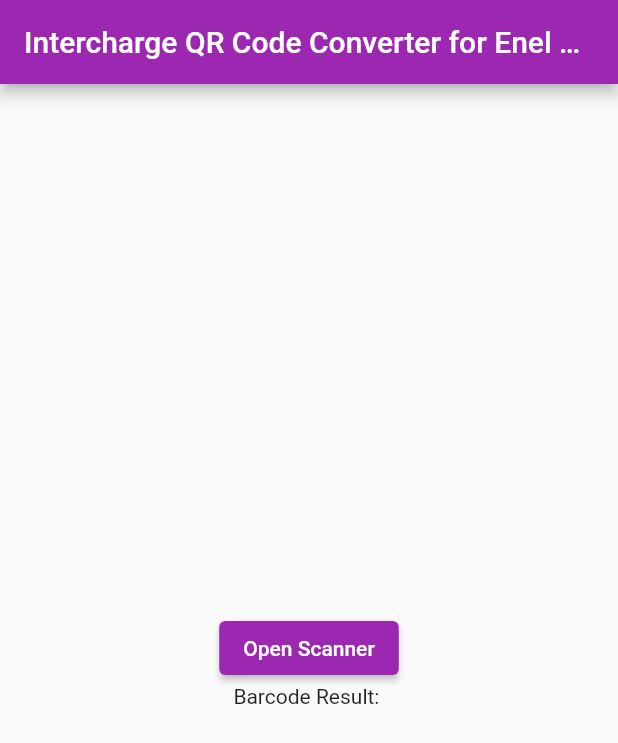
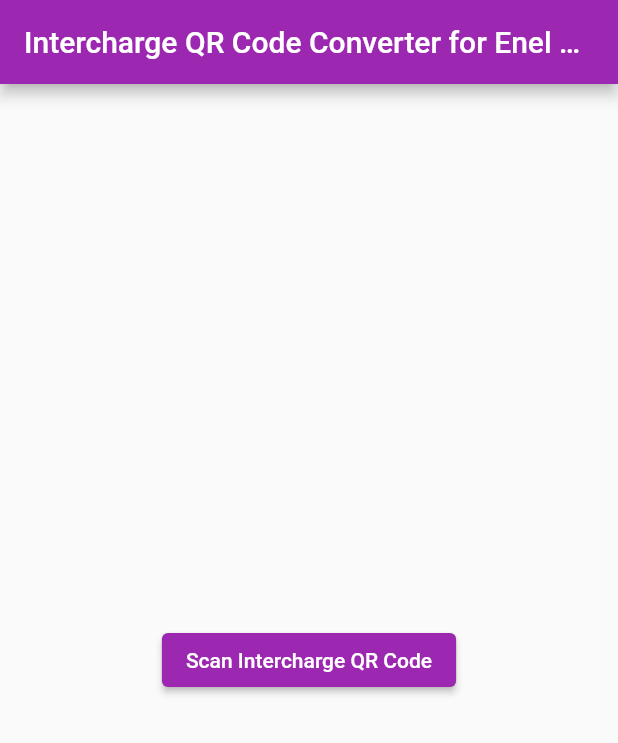
Before and after one commit to Rednox/enelx-intercharge-qrcode, a Flutter app: the screen it shows after launch, on a phone screen of 412 x 824 dp. Shown: the top 743 px of the screen. Run offline on Flutter 3.47's test engine with Material 2 defaults, Android fonts, the phone set to English and light mode, and no system bars; missing offline and left inert: qr_bar_code_scanner_dialog.

Commit message:
Changed qr code library

```diff
--- a/lib/main.dart
+++ b/lib/main.dart
@@ -1,6 +1,6 @@
 import 'package:flutter/material.dart';
 import 'package:flutter/services.dart';
-import 'package:simple_barcode_scanner/simple_barcode_scanner.dart';
+import 'package:qr_bar_code_scanner_dialog/qr_bar_code_scanner_dialog.dart';
 
 void main() {
   runApp(const EnelXInterchargeQrCode());
@@ -51,7 +51,8 @@
 }
 
 class _QRCodeSelectPageState extends State<QRCodeSelectPage> {
-  String result = '';
+  final _qrBarCodeScannerDialogPlugin = QrBarCodeScannerDialog();
+  String? code;
 
   @override
   Widget build(BuildContext context) {
@@ -88,22 +89,19 @@
           mainAxisAlignment: MainAxisAlignment.center,
           children: <Widget>[
             ElevatedButton(
-              onPressed: () async {
-                var res = await Navigator.push(
-                    context,
-                    MaterialPageRoute(
-                      builder: (context) => const SimpleBarcodeScannerPage(),
-                    ));
-                setState(() {
-                  if (res is String) {
-                    result = res;
-                    Clipboard.setData(ClipboardData(text: result));
-                  }
-                });
-              },
-              child: const Text('Open Scanner'),
-            ),
-            Text('Barcode Result: $result'),
+                onPressed: () {
+                  _qrBarCodeScannerDialogPlugin.getScannedQrBarCode(
+                      context: context,
+                      onCode: (code) {
+                        setState(() {
+                          this.code = code;
+                          if (this.code is String) {
+                            Clipboard.setData(ClipboardData(text: this.code));
+                          }
+                        });
+                      });
+                },
+                child: Text(code ?? "Scan Intercharge QR Code")),
           ],
         ),
       ),
--- a/pubspec.yaml
+++ b/pubspec.yaml
@@ -35,7 +35,7 @@
   # The following adds the Cupertino Icons font to your application.
   # Use with the CupertinoIcons class for iOS style icons.
   cupertino_icons: ^1.0.2
-  simple_barcode_scanner: ^0.0.8
+  qr_bar_code_scanner_dialog: ^0.0.5
 
 dev_dependencies:
   flutter_test:
```
Also changed, not shown: 5 other files.
